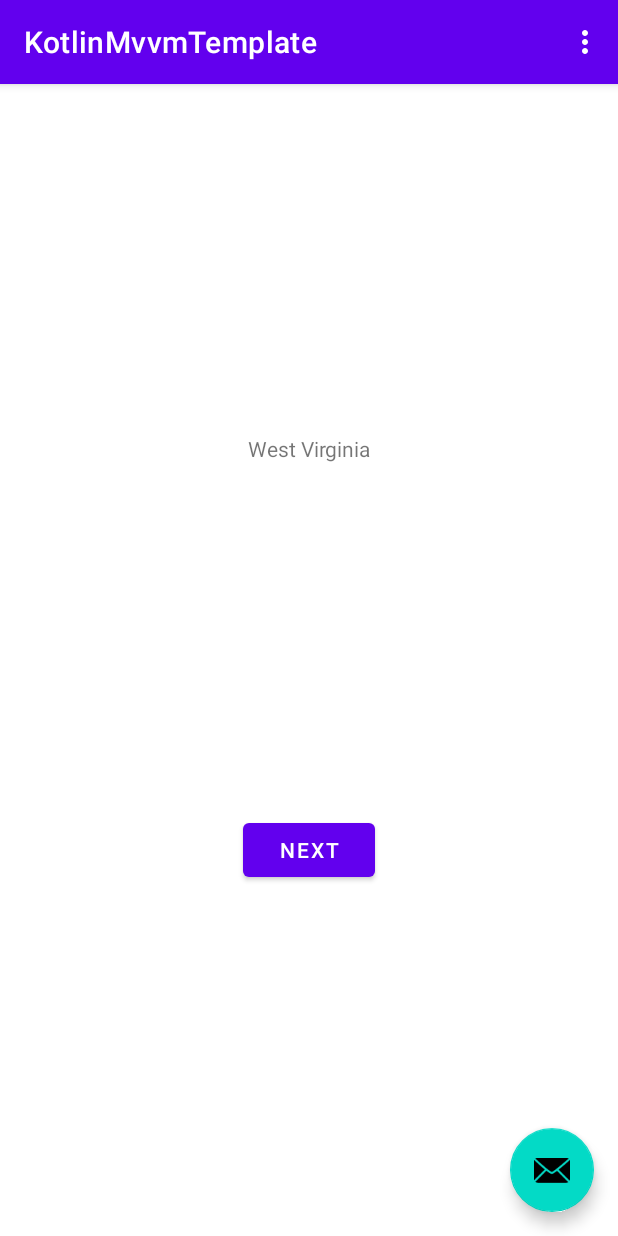
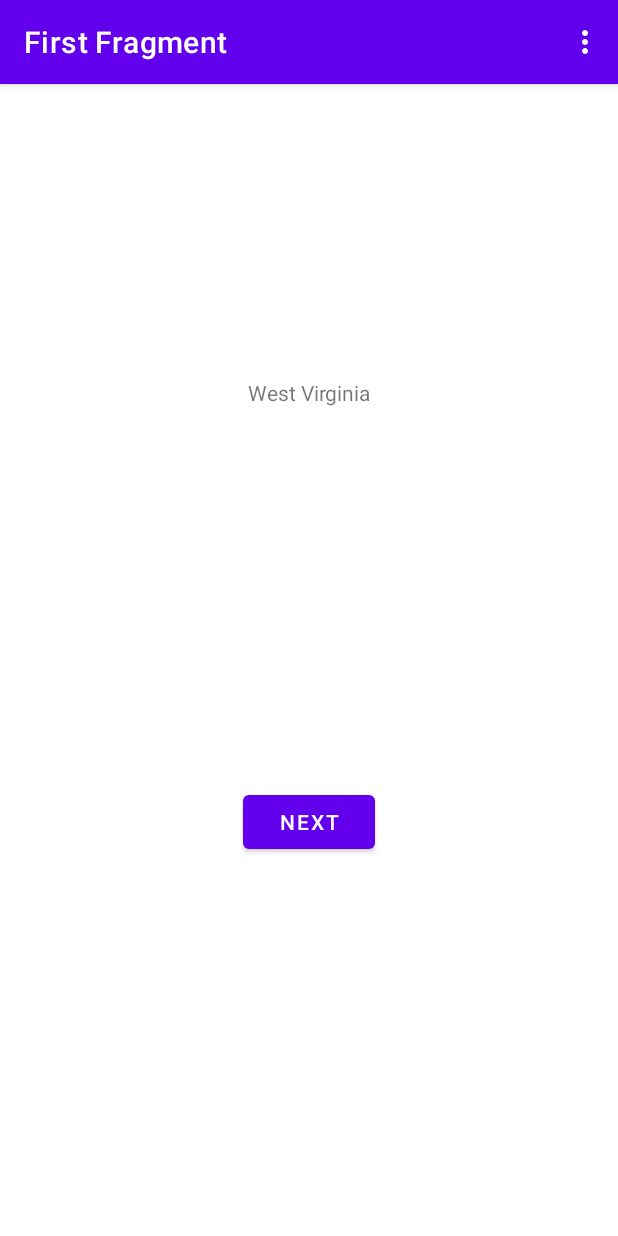
Before and after one commit to highbar91/KotlinMvvmTemplate, an Android app: the screen it shows after launch (MainActivity), in the options menu, after a tap on "Settings", on a phone screen of 412 x 824 dp. Run offline under Robolectric (Android 15) with nearby library versions, the phone set to English and light mode, and no system bars; our stand-ins replace navigation-ui.

Commit message:
Connected nav controller to toolbar

```diff
--- a/app/src/main/AndroidManifest.xml
+++ b/app/src/main/AndroidManifest.xml
@@ -14,7 +14,7 @@
         <activity
             android:name=".MainActivity"
             android:label="@string/app_name"
-            android:theme="@style/AppTheme.NoActionBar">
+            android:theme="@style/AppTheme">
 
             <intent-filter>
                 <action android:name="android.intent.action.MAIN" />
--- a/app/src/main/java/com/ashtoncoulson/kotlinmvvmtemplate/MainActivity.kt
+++ b/app/src/main/java/com/ashtoncoulson/kotlinmvvmtemplate/MainActivity.kt
@@ -1,35 +1,30 @@
 package com.ashtoncoulson.kotlinmvvmtemplate
 
 import android.os.Bundle
-import com.google.android.material.floatingactionbutton.FloatingActionButton
-import com.google.android.material.snackbar.Snackbar
 import androidx.appcompat.app.AppCompatActivity
 import android.view.Menu
 import android.view.MenuItem
+import androidx.navigation.fragment.NavHostFragment
+import androidx.navigation.ui.NavigationUI
+import kotlinx.android.synthetic.main.activity_main.*
 
 class MainActivity : AppCompatActivity() {
 
     override fun onCreate(savedInstanceState: Bundle?) {
         super.onCreate(savedInstanceState)
         setContentView(R.layout.activity_main)
-        setSupportActionBar(findViewById(R.id.toolbar))
+        setSupportActionBar(toolbar)
 
-        findViewById<FloatingActionButton>(R.id.fab).setOnClickListener { view ->
-            Snackbar.make(view, "Replace with your own action", Snackbar.LENGTH_LONG)
-                    .setAction("Action", null).show()
-        }
+        val navController = (supportFragmentManager.findFragmentById(R.id.mainNavHostFragment) as NavHostFragment).navController
+        NavigationUI.setupWithNavController(toolbar, navController)
     }
 
     override fun onCreateOptionsMenu(menu: Menu): Boolean {
-        // Inflate the menu; this adds items to the action bar if it is present.
         menuInflater.inflate(R.menu.menu_main, menu)
         return true
     }
 
     override fun onOptionsItemSelected(item: MenuItem): Boolean {
-        // Handle action bar item clicks here. The action bar will
-        // automatically handle clicks on the Home/Up button, so long
-        // as you specify a parent activity in AndroidManifest.xml.
         return when (item.itemId) {
             R.id.action_settings -> true
             else -> super.onOptionsItemSelected(item)
--- a/app/src/main/java/com/ashtoncoulson/kotlinmvvmtemplate/fragment/FirstFragment.kt
+++ b/app/src/main/java/com/ashtoncoulson/kotlinmvvmtemplate/fragment/FirstFragment.kt
@@ -23,7 +23,7 @@ class FirstFragment : Fragment(R.layout.fragment_first) {
         }
 
         button_first.setOnClickListener {
-            findNavController().navigate(R.id.action_FirstFragment_to_SecondFragment)
+            findNavController().navigate(R.id.action_first_fragment_to_second_fragment)
         }
     }
 }
--- a/app/src/main/java/com/ashtoncoulson/kotlinmvvmtemplate/fragment/SecondFragment.kt
+++ b/app/src/main/java/com/ashtoncoulson/kotlinmvvmtemplate/fragment/SecondFragment.kt
@@ -13,7 +13,7 @@ class SecondFragment : Fragment(R.layout.fragment_second) {
         super.onViewCreated(view, savedInstanceState)
 
         view.findViewById<Button>(R.id.button_second).setOnClickListener {
-            findNavController().navigate(R.id.action_SecondFragment_to_FirstFragment)
+            findNavController().navigate(R.id.action_second_fragment_to_first_fragment)
         }
     }
 }
--- a/app/src/main/res/layout/activity_main.xml
+++ b/app/src/main/res/layout/activity_main.xml
@@ -9,26 +9,25 @@
 
     <com.google.android.material.appbar.AppBarLayout
         android:layout_width="match_parent"
-        android:layout_height="wrap_content"
-        android:theme="@style/AppTheme.AppBarOverlay">
+        android:layout_height="wrap_content">
 
-        <androidx.appcompat.widget.Toolbar
+        <com.google.android.material.appbar.MaterialToolbar
             android:id="@+id/toolbar"
             android:layout_width="match_parent"
             android:layout_height="?attr/actionBarSize"
-            android:background="?attr/colorPrimary"
-            app:popupTheme="@style/AppTheme.PopupOverlay" />
+            app:layout_constraintTop_toTopOf="parent" />
 
     </com.google.android.material.appbar.AppBarLayout>
 
-    <include layout="@layout/content_main" />
-
-    <com.google.android.material.floatingactionbutton.FloatingActionButton
-        android:id="@+id/fab"
-        android:layout_width="wrap_content"
-        android:layout_height="wrap_content"
-        android:layout_gravity="bottom|end"
-        android:layout_margin="@dimen/fab_margin"
-        app:srcCompat="@android:drawable/ic_dialog_email" />
+    <androidx.fragment.app.FragmentContainerView
+        android:id="@+id/mainNavHostFragment"
+        android:name="androidx.navigation.fragment.NavHostFragment"
+        android:layout_width="match_parent"
+        android:layout_height="match_parent"
+        app:defaultNavHost="true"
+        app:layout_constraintBottom_toBottomOf="@id/toolbar"
+        app:layout_constraintLeft_toLeftOf="parent"
+        app:layout_constraintRight_toRightOf="parent"
+        app:navGraph="@navigation/navigation_main" />
 
 </androidx.coordinatorlayout.widget.CoordinatorLayout>
--- a/app/src/main/res/layout/content_main.xml
+++ /dev/null
@@ -1,21 +0,0 @@
-<?xml version="1.0" encoding="utf-8"?>
-<androidx.constraintlayout.widget.ConstraintLayout
-    xmlns:android="http://schemas.android.com/apk/res/android"
-    xmlns:app="http://schemas.android.com/apk/res-auto"
-    android:layout_width="match_parent"
-    android:layout_height="match_parent"
-    app:layout_behavior="@string/appbar_scrolling_view_behavior">
-
-    <fragment
-        android:id="@+id/nav_host_fragment"
-        android:name="androidx.navigation.fragment.NavHostFragment"
-        android:layout_width="0dp"
-        android:layout_height="0dp"
-        app:defaultNavHost="true"
-        app:layout_constraintBottom_toBottomOf="parent"
-        app:layout_constraintLeft_toLeftOf="parent"
-        app:layout_constraintRight_toRightOf="parent"
-        app:layout_constraintTop_toTopOf="parent"
-        app:navGraph="@navigation/navigation_graph" />
-
-</androidx.constraintlayout.widget.ConstraintLayout>
--- a/app/src/main/res/menu/menu_main.xml
+++ b/app/src/main/res/menu/menu_main.xml
@@ -1,7 +1,9 @@
-<menu xmlns:android="http://schemas.android.com/apk/res/android"
+<menu
+    xmlns:android="http://schemas.android.com/apk/res/android"
     xmlns:app="http://schemas.android.com/apk/res-auto"
     xmlns:tools="http://schemas.android.com/tools"
     tools:context="com.ashtoncoulson.kotlinmvvmtemplate.MainActivity">
+
     <item
         android:id="@+id/action_settings"
         android:orderInCategory="100"
--- a/app/src/main/res/navigation/navigation_graph.xml
+++ b/app/src/main/res/navigation/navigation_main.xml
@@ -2,30 +2,30 @@
 <navigation xmlns:android="http://schemas.android.com/apk/res/android"
     xmlns:app="http://schemas.android.com/apk/res-auto"
     xmlns:tools="http://schemas.android.com/tools"
-    android:id="@+id/main_navigation_graph"
-    app:startDestination="@id/FirstFragment">
+    android:id="@+id/main_navigation"
+    app:startDestination="@id/first_fragment">
 
     <fragment
-        android:id="@+id/FirstFragment"
+        android:id="@+id/first_fragment"
         android:name="com.ashtoncoulson.kotlinmvvmtemplate.fragment.FirstFragment"
         android:label="@string/first_fragment_label"
         tools:layout="@layout/fragment_first">
 
         <action
-            android:id="@+id/action_FirstFragment_to_SecondFragment"
-            app:destination="@id/SecondFragment" />
+            android:id="@+id/action_first_fragment_to_second_fragment"
+            app:destination="@id/second_fragment" />
 
     </fragment>
 
     <fragment
-        android:id="@+id/SecondFragment"
+        android:id="@+id/second_fragment"
         android:name="com.ashtoncoulson.kotlinmvvmtemplate.fragment.SecondFragment"
         android:label="@string/second_fragment_label"
         tools:layout="@layout/fragment_second">
 
         <action
-            android:id="@+id/action_SecondFragment_to_FirstFragment"
-            app:destination="@id/FirstFragment" />
+            android:id="@+id/action_second_fragment_to_first_fragment"
+            app:destination="@id/first_fragment" />
 
     </fragment>
 
--- a/app/src/main/res/values/styles.xml
+++ b/app/src/main/res/values/styles.xml
@@ -1,17 +1,13 @@
 <resources>
-    <style name="AppTheme" parent="Theme.MaterialComponents.DayNight">
+    <style name="AppTheme" parent="Theme.MaterialComponents.DayNight.NoActionBar">
         <item name="colorPrimary">@color/colorPrimary</item>
         <item name="colorPrimaryDark">@color/colorPrimaryDark</item>
         <item name="colorAccent">@color/colorAccent</item>
+
+        <item name="android:textColorSecondary">?attr/colorOnPrimary</item>
+        <item name="toolbarStyle">@style/ToolbarTheme</item>
     </style>
 
-    <style name="AppTheme.NoActionBar">
-        <item name="windowActionBar">false</item>
-        <item name="windowNoTitle">true</item>
-    </style>
-
-    <style name="AppTheme.AppBarOverlay" parent="ThemeOverlay.AppCompat.Dark.ActionBar" />
-
-    <style name="AppTheme.PopupOverlay" parent="ThemeOverlay.AppCompat.Light" />
+    <style name="ToolbarTheme" parent="Widget.MaterialComponents.Toolbar.Primary"/>
 
 </resources>
```
